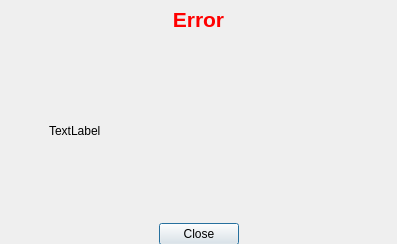
Above: Code/Mantid/scripts/FilterEvents/ErrorMessage.ui from mantidproject/mantid before the change. Below: the same form after it.
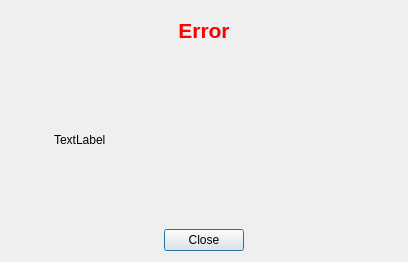
That is the form after the change.

Commit message: Enabled auto-expansion of error dialog. Refs #10360.

The edit to the form file:
```diff
--- a/Code/Mantid/scripts/FilterEvents/ErrorMessage.ui
+++ b/Code/Mantid/scripts/FilterEvents/ErrorMessage.ui
@@ -6,8 +6,8 @@
    <rect>
     <x>0</x>
     <y>0</y>
-    <width>397</width>
-    <height>244</height>
+    <width>408</width>
+    <height>262</height>
    </rect>
   </property>
   <property name="minimumSize">
@@ -19,15 +19,8 @@
   <property name="windowTitle">
    <string>Dialog</string>
   </property>
-  <widget class="QWidget" name="">
-   <property name="geometry">
-    <rect>
-     <x>0</x>
-     <y>0</y>
-     <width>397</width>
-     <height>245</height>
-    </rect>
-   </property>
+  <layout class="QGridLayout" name="gridLayout">
+   <item row="0" column="0">
    <layout class="QVBoxLayout" name="verticalLayout_3">
     <item>
      <layout class="QHBoxLayout" name="horizontalLayout_5">
@@ -216,18 +209,21 @@
      </layout>
     </item>
    </layout>
-  </widget>
-  <zorder>horizontalSpacer_5</zorder>
-  <zorder>label_title</zorder>
-  <zorder>horizontalSpacer</zorder>
-  <zorder>horizontalSpacer_2</zorder>
-  <zorder>horizontalSpacer_3</zorder>
-  <zorder>label_errmsg</zorder>
-  <zorder>horizontalSpacer_4</zorder>
-  <zorder>pushButton_quit</zorder>
-  <zorder>horizontalSpacer_5</zorder>
-  <zorder>horizontalSpacer_6</zorder>
-  <zorder>label_title</zorder>
+   </item>
+   <item row="1" column="0">
+    <spacer name="verticalSpacer_3">
+     <property name="orientation">
+      <enum>Qt::Vertical</enum>
+     </property>
+     <property name="sizeHint" stdset="0">
+      <size>
+       <width>20</width>
+       <height>40</height>
+      </size>
+     </property>
+    </spacer>
+   </item>
+  </layout>
  </widget>
  <resources/>
  <connections/>
```
Lines whose indentation alone changed are shown as unchanged. The commit also changes 1 other file.
